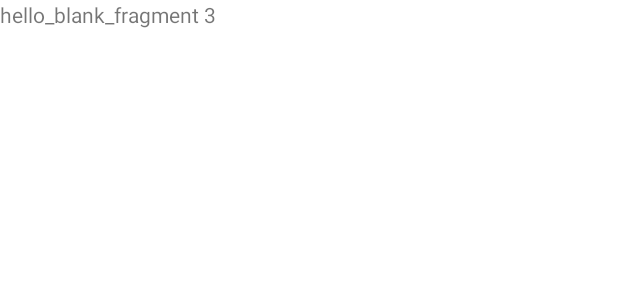
After one commit to RomainLepro/AndroidAutopilot, an Android app: the layout fragment_3.xml on its own in the app's theme, with its tools: preview values and no code run, on a phone screen of 412 x 824 dp. The commit adds this screen. Shown: the top 300 px of the screen. Run offline under Robolectric (Android 15) with nearby library versions, the phone set to English and light mode, and no system bars.

Commit message:
with 3 fragments

```diff
--- a/app/src/main/java/com/example/myapplication/MainActivity.java
+++ b/app/src/main/java/com/example/myapplication/MainActivity.java
@@ -20,7 +20,7 @@ import android.widget.Toast;
 public class MainActivity extends AppCompatActivity {
 
     Toolbar toolbar;
-    Fragment fragment1,fragment2;
+    Fragment fragment1,fragment2,fragment3;
     FragmentTransaction ft;
 
 
@@ -34,6 +34,7 @@ public class MainActivity extends AppCompatActivity {
 
         fragment1 = new Fragment1();
         fragment2 = new Fragment2();
+        fragment3 = new Fragment3();
 
         toolbar = (Toolbar) findViewById(R.id.toolbar);
         setSupportActionBar(toolbar);
@@ -74,7 +75,7 @@ public class MainActivity extends AppCompatActivity {
             case R.id.item3:
                 Toast.makeText(getApplicationContext(),"ITEM 3",Toast.LENGTH_SHORT).show();
                 ft = getSupportFragmentManager().beginTransaction();
-                ft.replace(R.id.FrameLayout,fragment1);
+                ft.replace(R.id.FrameLayout,fragment3);
                 ft.commit();
                 break;
         }
--- /dev/null
+++ b/app/src/main/res/layout/fragment_3.xml
@@ -0,0 +1,14 @@
+<?xml version="1.0" encoding="utf-8"?>
+<FrameLayout xmlns:android="http://schemas.android.com/apk/res/android"
+    xmlns:tools="http://schemas.android.com/tools"
+    android:layout_width="match_parent"
+    android:layout_height="match_parent"
+    tools:context=".Fragment3">
+
+    <!-- TODO: Update blank fragment layout -->
+    <TextView
+        android:layout_width="match_parent"
+        android:layout_height="match_parent"
+        android:text="hello_blank_fragment 3" />
+
+</FrameLayout>
```
Also changed, not shown: app/src/main/java/com/example/myapplication/Fragment3.java (added, +64 -0 lines).
